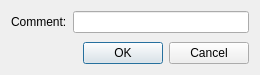
Before: the Qt Designer form Prism/Scripts/UserInterfacesPrism/SaveComment.ui in PrismPipeline/Prism, drawn with Qt 5.
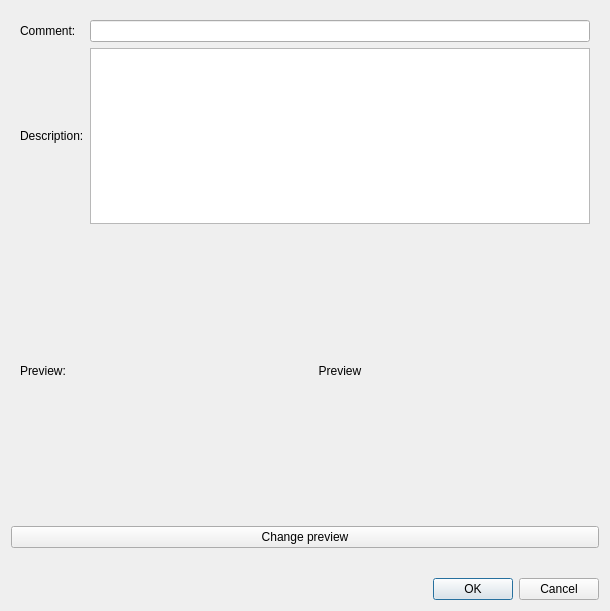
After: the same form once the commit is applied.

Commit message: scene preview and description

```diff
--- a/Prism/Scripts/UserInterfacesPrism/SaveComment.ui
+++ b/Prism/Scripts/UserInterfacesPrism/SaveComment.ui
@@ -6,8 +6,8 @@
    <rect>
     <x>0</x>
     <y>0</y>
-    <width>260</width>
-    <height>75</height>
+    <width>599</width>
+    <height>611</height>
    </rect>
   </property>
   <property name="windowTitle">
@@ -15,18 +15,60 @@
   </property>
   <layout class="QVBoxLayout" name="verticalLayout">
    <item>
-    <layout class="QHBoxLayout" name="horizontalLayout">
-     <item>
+    <widget class="QWidget" name="widget" native="true">
+     <layout class="QGridLayout" name="gridLayout">
+      <item row="4" column="1">
+       <widget class="QLabel" name="l_preview">
+        <property name="minimumSize">
+         <size>
+          <width>500</width>
+          <height>281</height>
+         </size>
+        </property>
+        <property name="text">
+         <string>Preview</string>
+        </property>
+        <property name="alignment">
+         <set>Qt::AlignCenter</set>
+        </property>
+       </widget>
+      </item>
+      <item row="4" column="0">
+       <widget class="QLabel" name="label">
+        <property name="text">
+         <string>Preview:</string>
+        </property>
+       </widget>
+      </item>
+      <item row="0" column="0">
       <widget class="QLabel" name="l_comment">
        <property name="text">
         <string>Comment:</string>
        </property>
       </widget>
      </item>
-     <item>
+      <item row="0" column="1">
       <widget class="QLineEdit" name="e_comment"/>
      </item>
-    </layout>
+      <item row="2" column="0">
+       <widget class="QLabel" name="label_2">
+        <property name="text">
+         <string>Description:</string>
+        </property>
+       </widget>
+      </item>
+      <item row="2" column="1">
+       <widget class="QTextEdit" name="e_description"/>
+      </item>
+     </layout>
+    </widget>
+   </item>
+   <item>
+    <widget class="QPushButton" name="b_changePreview">
+     <property name="text">
+      <string>Change preview</string>
+     </property>
+    </widget>
    </item>
    <item>
     <spacer name="verticalSpacer">
```
Left out of the diff: 4 changed lines with no effect on the pictures. Lines whose indentation alone changed are shown as unchanged. The commit also changes 23 other files.
